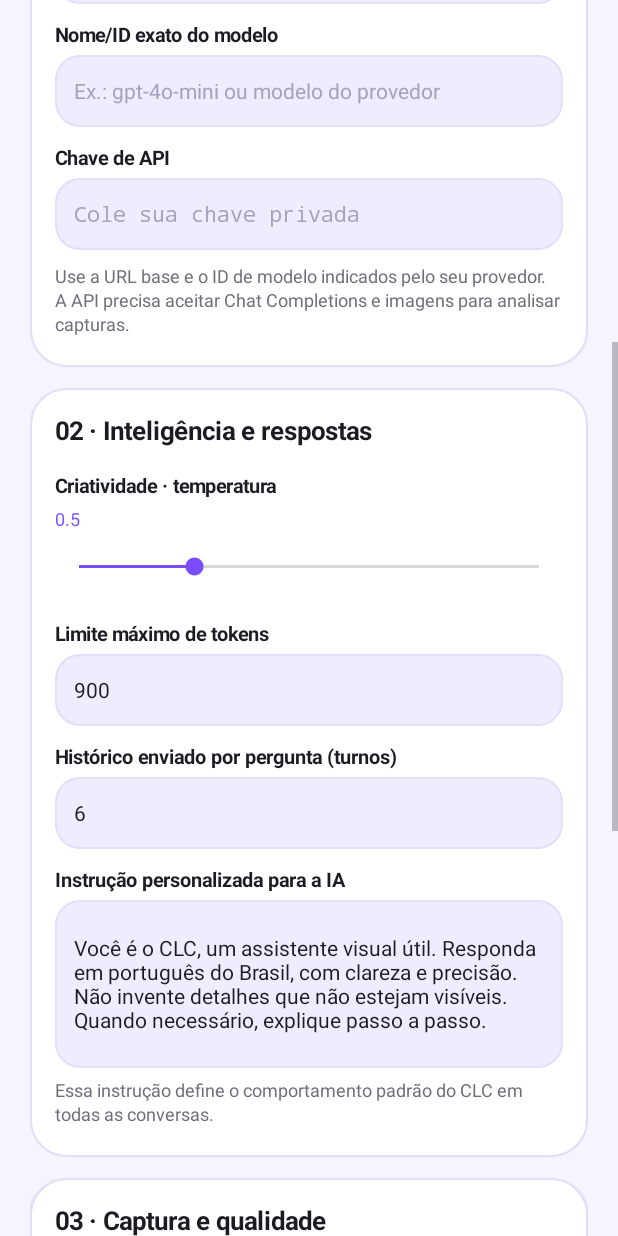
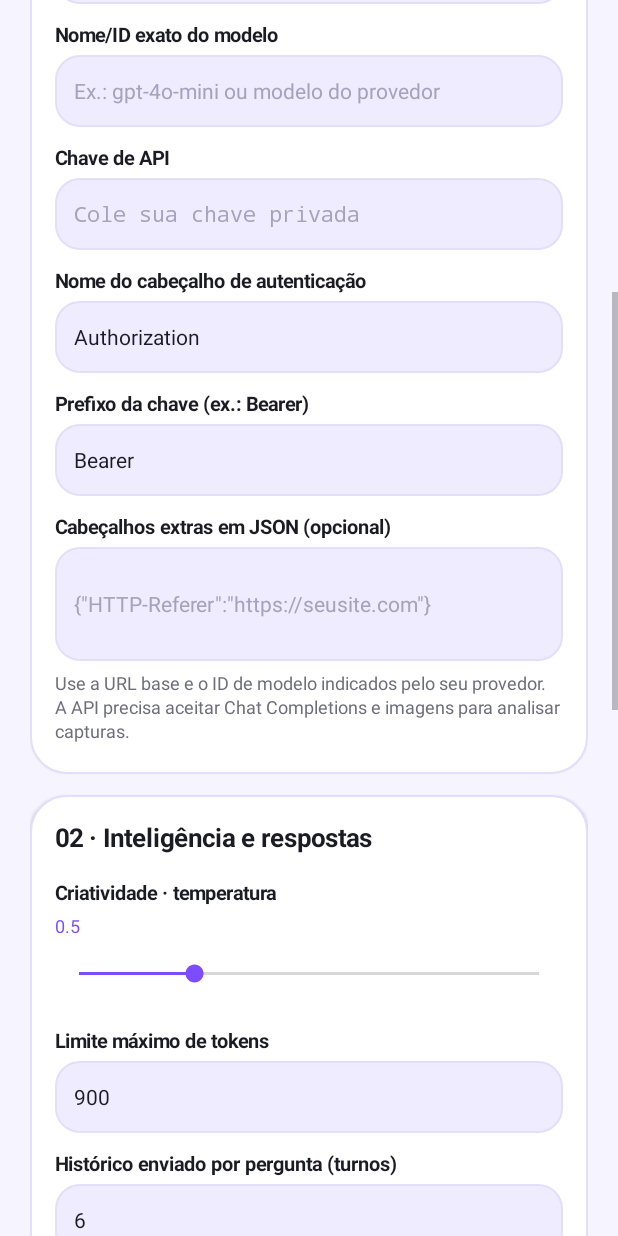
Before and after one commit to Sla1234lindo/Le, an Android app: the screen it shows after launch (MainActivity), scrolled down 576 dp, on a phone screen of 412 x 824 dp. Run offline under Robolectric (Android 15) with nearby library versions, the phone set to English and light mode, and no system bars; 1 statement that could not run was skipped.

Commit message:
Add custom auth headers and response format settings

```diff
--- a/app/src/main/java/com/screenai/assistant/MainActivity.kt
+++ b/app/src/main/java/com/screenai/assistant/MainActivity.kt
@@ -33,7 +33,10 @@ class MainActivity : Activity() {
     private lateinit var imageQuality: SeekBar
     private lateinit var imageQualityValue: TextView
     private lateinit var timeout: EditText
-    private lateinit var darkMode: Switch
+    private lateinit var authHeaderName: EditText
+    private lateinit var authPrefix: EditText
+    private lateinit var extraHeaders: EditText
+    private lateinit var responseFormat: Spinner
     private lateinit var testButton: Button
     private val prefs by lazy { getSharedPreferences("clc_settings", MODE_PRIVATE) }
     private fun dp(v: Int) = (v * resources.displayMetrics.density).toInt()
@@ -53,15 +56,7 @@ class MainActivity : Activity() {
         heading.addView(TextView(this).apply { text = "CLC"; textSize = 30f; typeface = Typeface.DEFAULT_BOLD; setTextColor(color(R.color.text_primary)) })
         heading.addView(TextView(this).apply { text = "Seu espaço de inteligência"; textSize = 13f; setTextColor(color(R.color.text_secondary)) })
         top.addView(heading)
-        darkMode = Switch(this).apply {
-            text = "Modo escuro"; textSize = 12f; setTextColor(color(R.color.text_primary))
-            isChecked = prefs.getBoolean("dark_mode", false)
-            setOnCheckedChangeListener { _, checked ->
-                prefs.edit().putBoolean("dark_mode", checked).apply()
-                recreate()
-            }
-        }
-        top.addView(darkMode)
+        top.addView(TextView(this).apply { text = "Tema do sistema"; textSize = 11f; setTextColor(color(R.color.text_secondary)) })
         root.addView(top, LinearLayout.LayoutParams(-1, -2).apply { bottomMargin = dp(18) })
 
         val hero = card().apply { gravity = Gravity.CENTER; setPadding(dp(18), dp(20), dp(18), dp(20)) }
@@ -112,6 +107,16 @@ class MainActivity : Activity() {
         provider.addView(label("Chave de API"))
         apiKey = field("Cole sua chave privada", prefs.getString("api_key", "") ?: "", true)
         provider.addView(apiKey, fieldParams())
+        provider.addView(label("Nome do cabeçalho de autenticação"))
+        authHeaderName = field("Authorization", prefs.getString("auth_header_name", "Authorization") ?: "Authorization")
+        provider.addView(authHeaderName, fieldParams())
+        provider.addView(label("Prefixo da chave (ex.: Bearer)"))
+        authPrefix = field("Bearer", prefs.getString("auth_prefix", "Bearer") ?: "Bearer")
+        provider.addView(authPrefix, fieldParams())
+        provider.addView(label("Cabeçalhos extras em JSON (opcional)"))
+        extraHeaders = field("{\"HTTP-Referer\":\"https://seusite.com\"}", prefs.getString("extra_headers", "") ?: "", multiline = true)
+        extraHeaders.minLines = 2
+        provider.addView(extraHeaders, LinearLayout.LayoutParams(-1, dp(76)))
         provider.addView(note("Use a URL base e o ID de modelo indicados pelo seu provedor. A API precisa aceitar Chat Completions e imagens para analisar capturas."))
         root.addView(provider, LinearLayout.LayoutParams(-1, -2).apply { bottomMargin = dp(14) })
 
@@ -138,6 +143,12 @@ class MainActivity : Activity() {
         systemPrompt.maxLines = 7
         intelligence.addView(systemPrompt, LinearLayout.LayoutParams(-1, dp(112)))
         intelligence.addView(note("Essa instrução define o comportamento padrão do CLC em todas as conversas."))
+        intelligence.addView(label("Formato da resposta"))
+        responseFormat = Spinner(this).apply {
+            adapter = ArrayAdapter(this@MainActivity, android.R.layout.simple_spinner_dropdown_item, listOf("Texto normal", "JSON estruturado"))
+            setSelection(if (prefs.getBoolean("json_response", false)) 1 else 0)
+        }
+        intelligence.addView(responseFormat, fieldParams())
         root.addView(intelligence, LinearLayout.LayoutParams(-1, -2).apply { bottomMargin = dp(14) })
 
         val capture = card()
@@ -235,6 +246,11 @@ class MainActivity : Activity() {
         if (parsed == null || parsed.scheme !in listOf("https", "http") || parsed.host.isNullOrBlank()) { baseUrl.error = "Informe uma URL válida"; return false }
         if (selectedModel.isBlank()) { model.error = "Informe o ID do modelo"; return false }
         if (key.isBlank()) { apiKey.error = "Informe a chave de API"; return false }
+        val headerName = authHeaderName.text.toString().trim()
+        val prefix = authPrefix.text.toString().trim()
+        if (!headerName.matches(Regex("[A-Za-z0-9-]+")) || prefix.contains("\\n") || prefix.contains("\\r")) { authHeaderName.error = "Cabeçalho ou prefixo inválido"; return false }
+        val extra = try { if (extraHeaders.text.toString().isBlank()) JSONObject() else JSONObject(extraHeaders.text.toString()) } catch (_: Exception) { extraHeaders.error = "Informe um objeto JSON válido"; return false }
+        if (extra.keys().asSequence().any { !it.matches(Regex("[A-Za-z0-9-]+")) }) { extraHeaders.error = "Nome de cabeçalho inválido"; return false }
         if (!path.startsWith("/") || path.contains("..")) { endpointPath.error = "Caminho inválido"; return false }
         val tokens = maxTokens.text.toString().toIntOrNull()?.coerceIn(64, 16000) ?: run { maxTokens.error = "Use um número entre 64 e 16000"; return false }
         val turns = contextTurns.text.toString().toIntOrNull()?.coerceIn(1, 20) ?: run { contextTurns.error = "Use de 1 a 20 turnos"; return false }
@@ -243,10 +259,11 @@ class MainActivity : Activity() {
         prefs.edit()
             .putString("api_key", key).putString("api_base_url", url).putString("api_model", selectedModel)
             .putString("endpoint_path", path).putString("system_prompt", systemPrompt.text.toString().trim())
+            .putString("auth_header_name", headerName).putString("auth_prefix", prefix).putString("extra_headers", extra.toString())
+            .putBoolean("json_response", responseFormat.selectedItemPosition == 1)
             .putFloat("temperature", temperature.progress / 10f).putInt("max_tokens", tokens)
             .putInt("context_turns", turns).putInt("image_max_dimension", dimensions[imageSize.selectedItemPosition])
-            .putInt("image_quality", imageQuality.progress + 40).putInt("timeout_seconds", seconds)
-            .putBoolean("dark_mode", darkMode.isChecked).apply()
+            .putInt("image_quality", imageQuality.progress + 40).putInt("timeout_seconds", seconds).apply()
         return true
     }
 
@@ -262,7 +279,12 @@ class MainActivity : Activity() {
             val result = try {
                 connection = URL(url).openConnection() as HttpURLConnection
                 connection.requestMethod = "POST"
-                connection.setRequestProperty("Authorization", "Bearer $key")
+                val authName = prefs.getString("auth_header_name", "Authorization") ?: "Authorization"
+                val authPrefixValue = prefs.getString("auth_prefix", "Bearer") ?: "Bearer"
+                connection.setRequestProperty(authName, listOf(authPrefixValue, key).filter { it.isNotBlank() }.joinToString(" "))
+                val extra = JSONObject(prefs.getString("extra_headers", "{}") ?: "{}")
+                val iterator = extra.keys()
+                while (iterator.hasNext()) { val header = iterator.next(); connection.setRequestProperty(header, extra.get(header).toString()) }
                 connection.setRequestProperty("Content-Type", "application/json")
                 connection.connectTimeout = 15000
                 connection.readTimeout = 20000
@@ -270,6 +292,7 @@ class MainActivity : Activity() {
                 val body = JSONObject().put("model", selectedModel)
                     .put("messages", JSONArray().put(JSONObject().put("role", "user").put("content", "Responda apenas: CLC conectado.")))
                     .put("max_tokens", 20)
+                if (prefs.getBoolean("json_response", false)) body.put("response_format", JSONObject().put("type", "json_object"))
                 connection.outputStream.use { it.write(body.toString().toByteArray(Charsets.UTF_8)) }
                 val status = connection.responseCode
                 if (status in 200..299) "Conexão funcionando! Modelo: $selectedModel"
```
